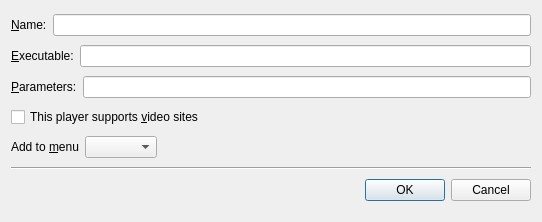
Qt form src/playerdialog.ui (smplayer-dev/smtube) before a commit.
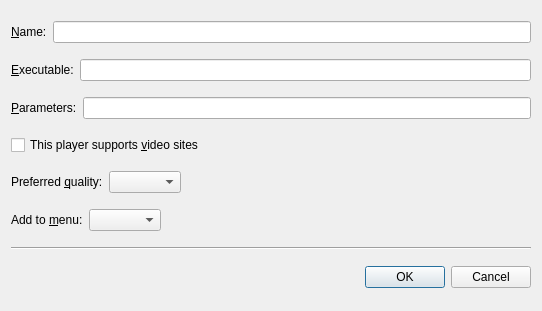
The same form after that commit. Custom widgets are drawn as their Qt base class.

Commit message: Add a combobox in PlayerDialog for the quality

Diff of the .ui file:
```diff
--- a/src/playerdialog.ui
+++ b/src/playerdialog.ui
@@ -7,7 +7,7 @@
     <x>0</x>
     <y>0</y>
     <width>542</width>
-    <height>222</height>
+    <height>311</height>
    </rect>
   </property>
   <property name="windowTitle">
@@ -72,12 +72,42 @@
      </property>
     </widget>
    </item>
+   <item>
+    <layout class="QHBoxLayout" name="horizontalLayout_5">
+     <item>
+      <widget class="QLabel" name="quality_label">
+       <property name="text">
+        <string>Preferred &amp;quality:</string>
+       </property>
+       <property name="buddy">
+        <cstring>quality_combo</cstring>
+       </property>
+      </widget>
+     </item>
+     <item>
+      <widget class="QComboBox" name="quality_combo"/>
+     </item>
+     <item>
+      <spacer name="horizontalSpacer_2">
+       <property name="orientation">
+        <enum>Qt::Horizontal</enum>
+       </property>
+       <property name="sizeHint" stdset="0">
+        <size>
+         <width>40</width>
+         <height>20</height>
+        </size>
+       </property>
+      </spacer>
+     </item>
+    </layout>
+   </item>
    <item>
     <layout class="QHBoxLayout" name="horizontalLayout_4">
      <item>
       <widget class="QLabel" name="label_4">
        <property name="text">
-        <string>Add to &amp;menu</string>
+        <string>Add to &amp;menu:</string>
        </property>
        <property name="buddy">
         <cstring>media_combo</cstring>
```
Left out of the diff: 9 changed lines with no effect on the pictures. The commit also changes 3 other files.
